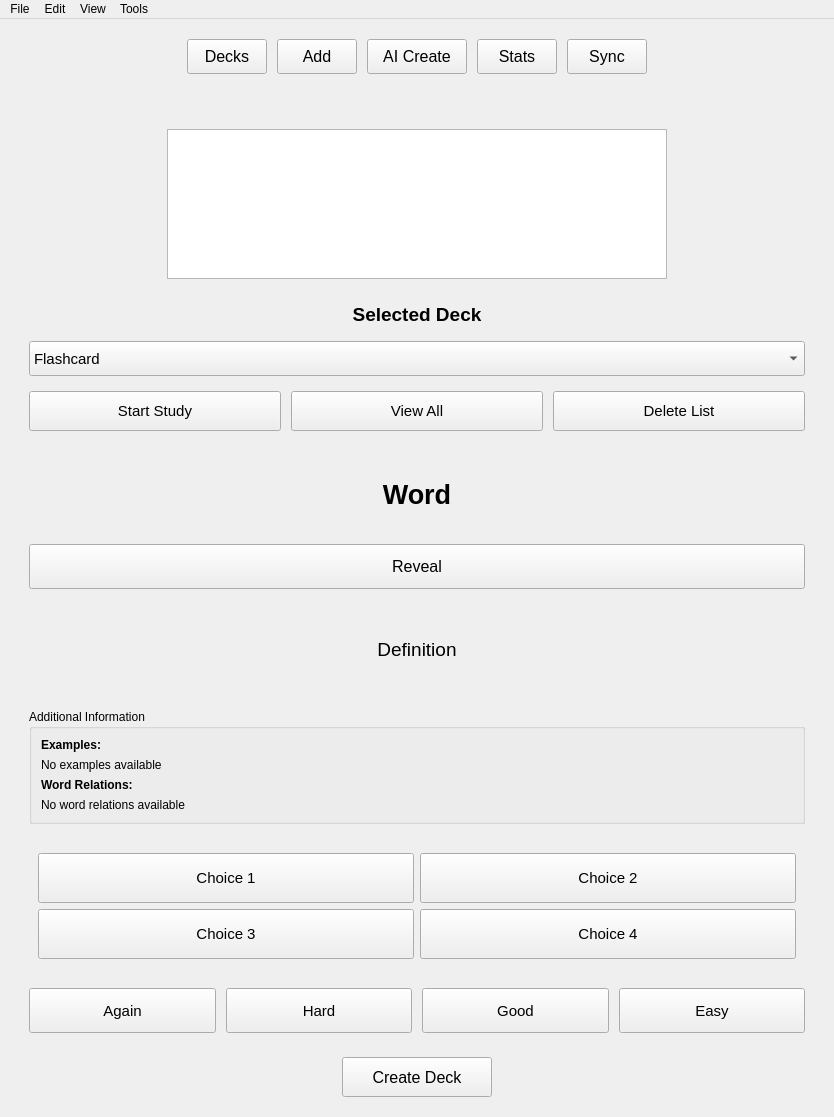
First picture: the form in Development/Source_Code/mainwindow.ui, repository TheSizzlingDefense/IA_Project, before the edit.
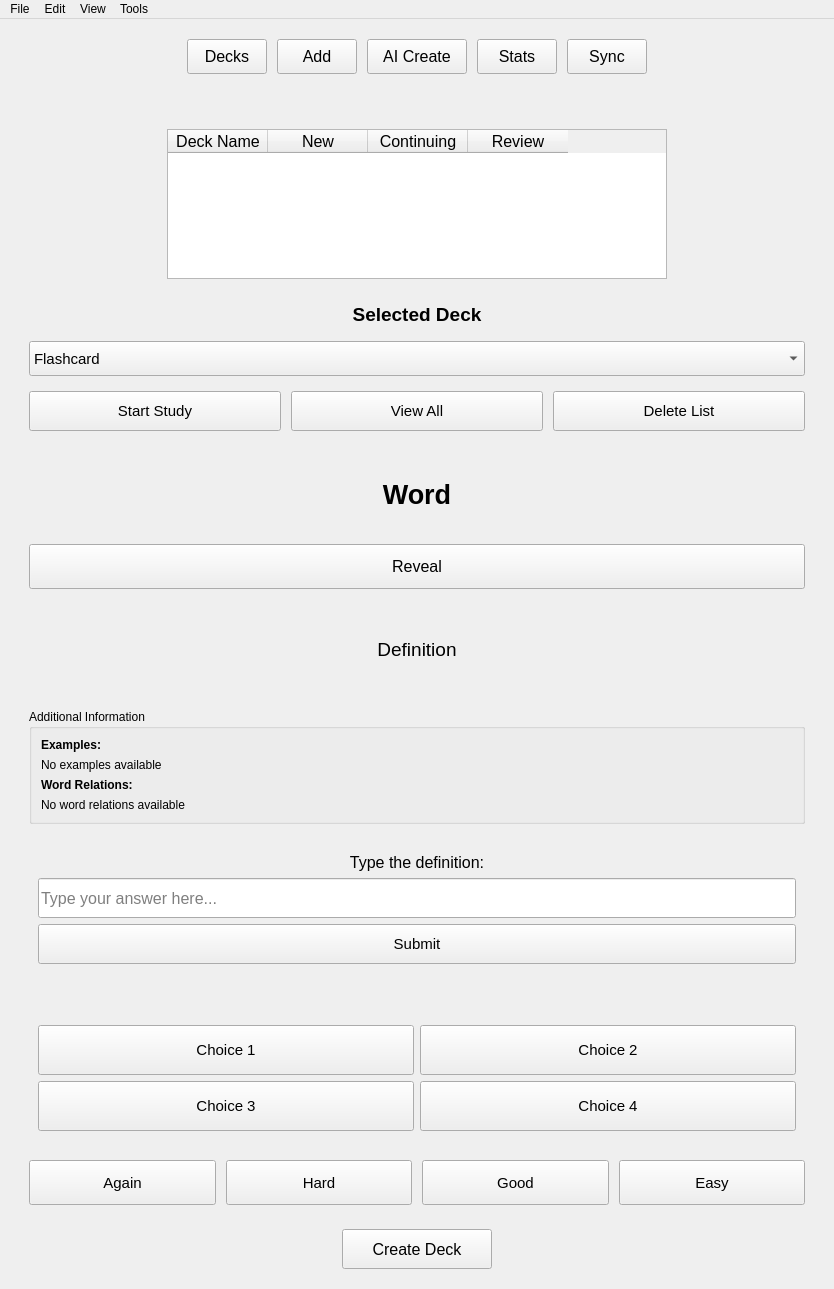
Second picture: the form after the edit.

```diff
--- a/Development/Source_Code/mainwindow.ui
+++ b/Development/Source_Code/mainwindow.ui
@@ -198,7 +198,7 @@
        </spacer>
       </item>
       <item>
-       <widget class="QListWidget" name="deckList">
+       <widget class="QTableWidget" name="deckList">
         <property name="minimumSize">
          <size>
           <width>500</width>
@@ -216,9 +216,35 @@
           <pointsize>12</pointsize>
          </font>
         </property>
-        <property name="isWrapping" stdset="0">
-         <bool>false</bool>
+        <property name="editTriggers">
+         <set>QAbstractItemView::NoEditTriggers</set>
         </property>
+        <property name="selectionBehavior">
+         <enum>QAbstractItemView::SelectRows</enum>
+        </property>
+        <property name="selectionMode">
+         <enum>QAbstractItemView::SingleSelection</enum>
+        </property>
+        <column>
+         <property name="text">
+          <string>Deck Name</string>
+         </property>
+        </column>
+        <column>
+         <property name="text">
+          <string>New</string>
+         </property>
+        </column>
+        <column>
+         <property name="text">
+          <string>Continuing</string>
+         </property>
+        </column>
+        <column>
+         <property name="text">
+          <string>Review</string>
+         </property>
+        </column>
        </widget>
       </item>
       <item>
@@ -490,6 +516,86 @@
          </layout>
         </widget>
        </item>
+       <item>
+        <widget class="QWidget" name="typingWidget">
+         <property name="visible">
+          <bool>false</bool>
+         </property>
+         <layout class="QVBoxLayout" name="typingLayout">
+          <item>
+           <widget class="QLabel" name="typingPromptLabel">
+            <property name="text">
+             <string>Type the definition:</string>
+            </property>
+            <property name="font">
+             <font>
+              <pointsize>12</pointsize>
+             </font>
+            </property>
+            <property name="alignment">
+             <set>Qt::AlignCenter</set>
+            </property>
+           </widget>
+          </item>
+          <item>
+           <widget class="QLineEdit" name="typingInput">
+            <property name="minimumSize">
+             <size>
+              <width>0</width>
+              <height>40</height>
+             </size>
+            </property>
+            <property name="font">
+             <font>
+              <pointsize>12</pointsize>
+             </font>
+            </property>
+            <property name="placeholderText">
+             <string>Type your answer here...</string>
+            </property>
+           </widget>
+          </item>
+          <item>
+           <widget name="submitTypingButton" class="QPushButton">
+            <property name="minimumSize">
+             <size>
+              <width>0</width>
+              <height>40</height>
+             </size>
+            </property>
+            <property name="font">
+             <font>
+              <pointsize>11</pointsize>
+             </font>
+            </property>
+            <property name="text">
+             <string>Submit</string>
+            </property>
+           </widget>
+          </item>
+          <item>
+           <widget class="QLabel" name="typingFeedbackLabel">
+            <property name="text">
+             <string></string>
+            </property>
+            <property name="font">
+             <font>
+              <pointsize>11</pointsize>
+              <weight>75</weight>
+              <bold>true</bold>
+             </font>
+            </property>
+            <property name="alignment">
+             <set>Qt::AlignCenter</set>
+            </property>
+            <property name="wordWrap">
+             <bool>true</bool>
+            </property>
+           </widget>
+          </item>
+         </layout>
+        </widget>
+       </item>
        <item>
         <widget class="QWidget" name="choicesWidget">
          <layout class="QGridLayout" name="choicesGrid">
```
Left out of the diff: 5 changed lines with no effect on the pictures.
